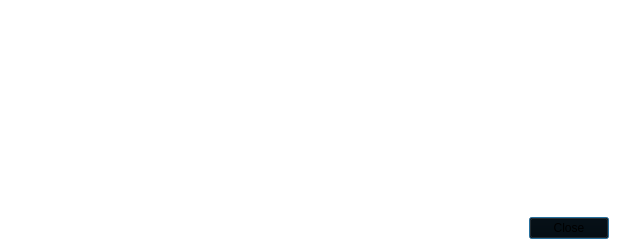
First picture: the form in src/qt/forms/transactiondescdialog.ui, repository hanzou-x/flapxcoin, before the edit.
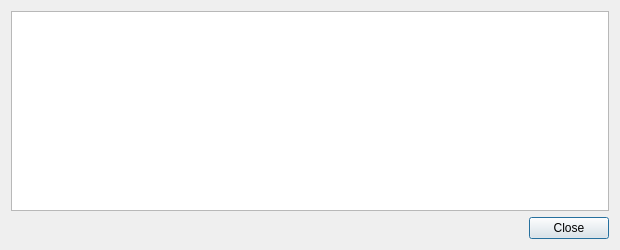
Second picture: the form after the edit.

```diff
--- a/src/qt/forms/transactiondescdialog.ui
+++ b/src/qt/forms/transactiondescdialog.ui
@@ -10,284 +10,15 @@
     <height>250</height>
    </rect>
   </property>
-  <property name="palette">
-   <palette>
-    <active>
-     <colorrole role="WindowText">
-      <brush brushstyle="SolidPattern">
-       <color alpha="255">
-        <red>255</red>
-        <green>255</green>
-        <blue>255</blue>
-       </color>
-      </brush>
-     </colorrole>
-     <colorrole role="Button">
-      <brush brushstyle="SolidPattern">
-       <color alpha="0">
-        <red>0</red>
-        <green>0</green>
-        <blue>0</blue>
-       </color>
-      </brush>
-     </colorrole>
-     <colorrole role="Text">
-      <brush brushstyle="SolidPattern">
-       <color alpha="255">
-        <red>255</red>
-        <green>255</green>
-        <blue>255</blue>
-       </color>
-      </brush>
-     </colorrole>
-     <colorrole role="Base">
-      <brush brushstyle="SolidPattern">
-       <color alpha="0">
-        <red>0</red>
-        <green>0</green>
-        <blue>0</blue>
-       </color>
-      </brush>
-     </colorrole>
-     <colorrole role="Window">
-      <brush brushstyle="SolidPattern">
-       <color alpha="0">
-        <red>0</red>
-        <green>0</green>
-        <blue>0</blue>
-       </color>
-      </brush>
-     </colorrole>
-     <colorrole role="ToolTipText">
-      <brush brushstyle="SolidPattern">
-       <color alpha="255">
-        <red>255</red>
-        <green>255</green>
-        <blue>255</blue>
-       </color>
-      </brush>
-     </colorrole>
-    </active>
-    <inactive>
-     <colorrole role="WindowText">
-      <brush brushstyle="SolidPattern">
-       <color alpha="255">
-        <red>255</red>
-        <green>255</green>
-        <blue>255</blue>
-       </color>
-      </brush>
-     </colorrole>
-     <colorrole role="Button">
-      <brush brushstyle="SolidPattern">
-       <color alpha="0">
-        <red>0</red>
-        <green>0</green>
-        <blue>0</blue>
-       </color>
-      </brush>
-     </colorrole>
-     <colorrole role="Text">
-      <brush brushstyle="SolidPattern">
-       <color alpha="255">
-        <red>255</red>
-        <green>255</green>
-        <blue>255</blue>
-       </color>
-      </brush>
-     </colorrole>
-     <colorrole role="Base">
-      <brush brushstyle="SolidPattern">
-       <color alpha="0">
-        <red>0</red>
-        <green>0</green>
-        <blue>0</blue>
-       </color>
-      </brush>
-     </colorrole>
-     <colorrole role="Window">
-      <brush brushstyle="SolidPattern">
-       <color alpha="0">
-        <red>0</red>
-        <green>0</green>
-        <blue>0</blue>
-       </color>
-      </brush>
-     </colorrole>
-     <colorrole role="ToolTipText">
-      <brush brushstyle="SolidPattern">
-       <color alpha="255">
-        <red>255</red>
-        <green>255</green>
-        <blue>255</blue>
-       </color>
-      </brush>
-     </colorrole>
-    </inactive>
-    <disabled>
-     <colorrole role="WindowText">
-      <brush brushstyle="SolidPattern">
-       <color alpha="255">
-        <red>190</red>
-        <green>190</green>
-        <blue>190</blue>
-       </color>
-      </brush>
-     </colorrole>
-     <colorrole role="Button">
-      <brush brushstyle="SolidPattern">
-       <color alpha="0">
-        <red>0</red>
-        <green>0</green>
-        <blue>0</blue>
-       </color>
-      </brush>
-     </colorrole>
-     <colorrole role="Text">
-      <brush brushstyle="SolidPattern">
-       <color alpha="255">
-        <red>190</red>
-        <green>190</green>
-        <blue>190</blue>
-       </color>
-      </brush>
-     </colorrole>
-     <colorrole role="Base">
-      <brush brushstyle="SolidPattern">
-       <color alpha="0">
-        <red>0</red>
-        <green>0</green>
-        <blue>0</blue>
-       </color>
-      </brush>
-     </colorrole>
-     <colorrole role="Window">
-      <brush brushstyle="SolidPattern">
-       <color alpha="0">
-        <red>0</red>
-        <green>0</green>
-        <blue>0</blue>
-       </color>
-      </brush>
-     </colorrole>
-     <colorrole role="ToolTipText">
-      <brush brushstyle="SolidPattern">
-       <color alpha="255">
-        <red>255</red>
-        <green>255</green>
-        <blue>255</blue>
-       </color>
-      </brush>
-     </colorrole>
-    </disabled>
-   </palette>
-  </property>
   <property name="windowTitle">
    <string>Transaction details</string>
   </property>
-  <property name="styleSheet">
-   <string notr="true">background:transparent;</string>
-  </property>
   <layout class="QGridLayout" name="gridLayout">
    <item row="0" column="0">
     <widget class="QTextEdit" name="detailText">
-     <property name="palette">
-      <palette>
-       <active>
-        <colorrole role="Button">
-         <brush brushstyle="SolidPattern">
-          <color alpha="0">
-           <red>0</red>
-           <green>0</green>
-           <blue>0</blue>
-          </color>
-         </brush>
-        </colorrole>
-        <colorrole role="Base">
-         <brush brushstyle="NoBrush">
-          <color alpha="255">
-           <red>0</red>
-           <green>0</green>
-           <blue>0</blue>
-          </color>
-         </brush>
-        </colorrole>
-        <colorrole role="Window">
-         <brush brushstyle="SolidPattern">
-          <color alpha="0">
-           <red>0</red>
-           <green>0</green>
-           <blue>0</blue>
-          </color>
-         </brush>
-        </colorrole>
-       </active>
-       <inactive>
-        <colorrole role="Button">
-         <brush brushstyle="SolidPattern">
-          <color alpha="0">
-           <red>0</red>
-           <green>0</green>
-           <blue>0</blue>
-          </color>
-         </brush>
-        </colorrole>
-        <colorrole role="Base">
-         <brush brushstyle="NoBrush">
-          <color alpha="255">
-           <red>0</red>
-           <green>0</green>
-           <blue>0</blue>
-          </color>
-         </brush>
-        </colorrole>
-        <colorrole role="Window">
-         <brush brushstyle="SolidPattern">
-          <color alpha="0">
-           <red>0</red>
-           <green>0</green>
-           <blue>0</blue>
-          </color>
-         </brush>
-        </colorrole>
-       </inactive>
-       <disabled>
-        <colorrole role="Button">
-         <brush brushstyle="SolidPattern">
-          <color alpha="0">
-           <red>0</red>
-           <green>0</green>
-           <blue>0</blue>
-          </color>
-         </brush>
-        </colorrole>
-        <colorrole role="Base">
-         <brush brushstyle="NoBrush">
-          <color alpha="255">
-           <red>0</red>
-           <green>0</green>
-           <blue>0</blue>
-          </color>
-         </brush>
-        </colorrole>
-        <colorrole role="Window">
-         <brush brushstyle="SolidPattern">
-          <color alpha="0">
-           <red>0</red>
-           <green>0</green>
-           <blue>0</blue>
-          </color>
-         </brush>
-        </colorrole>
-       </disabled>
-      </palette>
-     </property>
      <property name="toolTip">
       <string>This pane shows a detailed description of the transaction</string>
      </property>
-     <property name="styleSheet">
-      <string notr="true">background:transparent;</string>
-     </property>
      <property name="readOnly">
       <bool>true</bool>
      </property>
@@ -295,9 +26,6 @@
    </item>
    <item row="1" column="0">
     <widget class="QDialogButtonBox" name="buttonBox">
-     <property name="styleSheet">
-      <string notr="true">background:transparent;</string>
-     </property>
      <property name="orientation">
       <enum>Qt::Horizontal</enum>
      </property>
```
